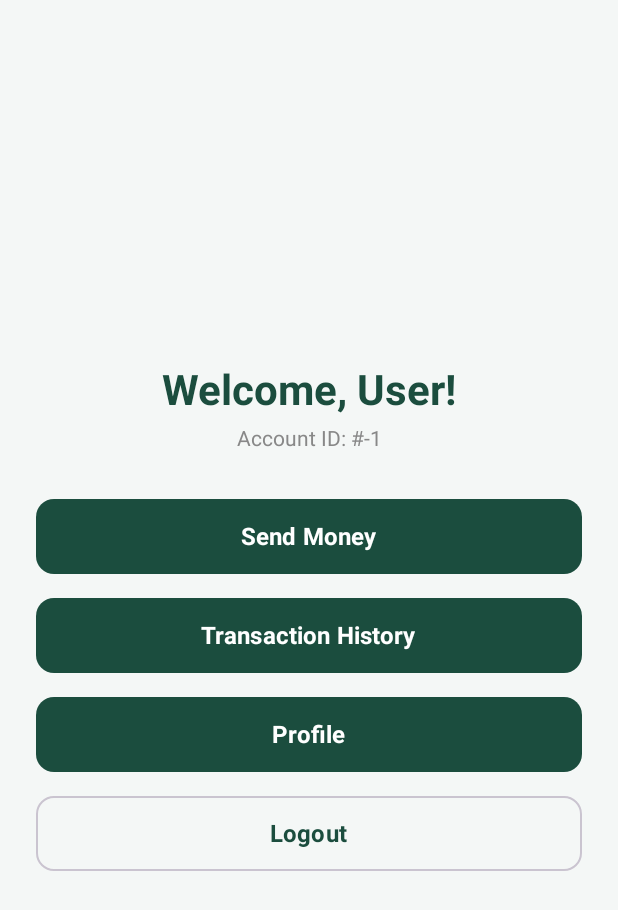
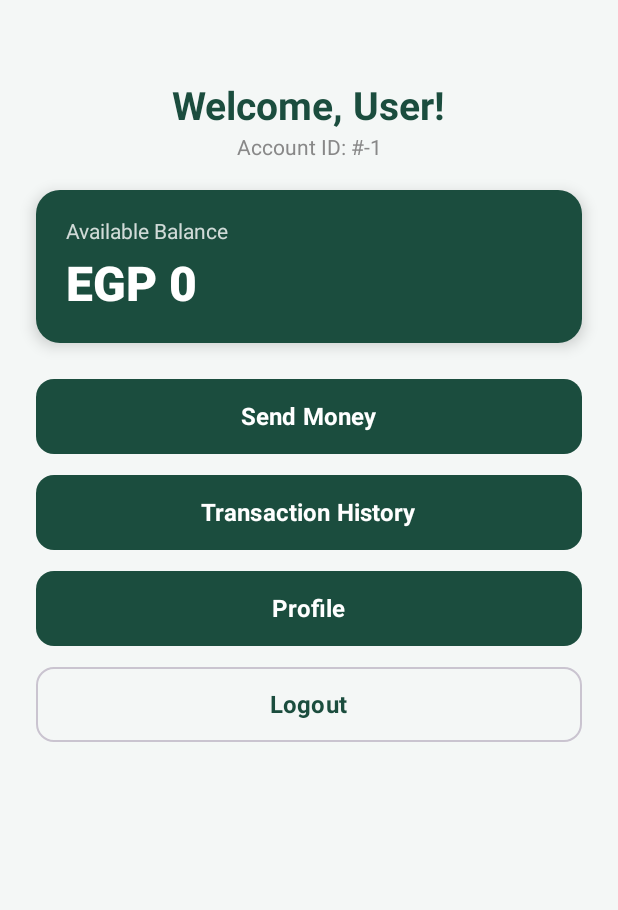
Before and after one commit to JoeRagheb29/Mobile_Computing_Project, an Android app built with Jetpack Compose: the HomeActivity screen opened directly, with no data from a screen before it, on a phone screen of 412 x 824 dp. Shown: the top 910 px of the screen. Run offline under Robolectric (Android 15) with nearby library versions, the phone set to English and light mode, and no system bars; our stand-ins replace Room's generated code.

Commit message:
feat(receive): implement incoming transaction scanner with live balance updates and SMS

```diff
--- a/app/src/main/java/com/example/mobile_computing_project/DataBase/TransactionDao.kt
+++ b/app/src/main/java/com/example/mobile_computing_project/DataBase/TransactionDao.kt
@@ -13,4 +13,9 @@ interface TransactionDao {
               WHERE senderId = :userId OR receiverId = :userId
               ORDER BY timestamp DESC""")
     suspend fun getForUser(userId: Int): List<TransactionEntity>
+
+    @Query("""SELECT * FROM transactions
+              WHERE receiverId = :userId AND transactionId > :lastSeenId
+              ORDER BY transactionId ASC""")
+    suspend fun getNewIncomingTransactions(userId: Int, lastSeenId: Int): List<TransactionEntity>
 }
--- a/app/src/main/java/com/example/mobile_computing_project/HomeActivity.kt
+++ b/app/src/main/java/com/example/mobile_computing_project/HomeActivity.kt
@@ -2,56 +2,83 @@ package com.example.mobile_computing_project
 
 import android.content.Intent
 import android.os.Bundle
+import android.widget.Toast
 import androidx.activity.ComponentActivity
 import androidx.activity.compose.setContent
 import androidx.activity.enableEdgeToEdge
 import androidx.compose.foundation.background
 import androidx.compose.foundation.layout.*
+import androidx.compose.foundation.rememberScrollState
 import androidx.compose.foundation.shape.RoundedCornerShape
+import androidx.compose.foundation.verticalScroll
 import androidx.compose.material3.*
-import androidx.compose.runtime.Composable
+import androidx.compose.runtime.*
 import androidx.compose.ui.Alignment
 import androidx.compose.ui.Modifier
 import androidx.compose.ui.graphics.Color
 import androidx.compose.ui.text.font.FontWeight
 import androidx.compose.ui.unit.dp
 import androidx.compose.ui.unit.sp
+import androidx.lifecycle.lifecycleScope
+import com.example.mobile_computing_project.DataBase.Daf3aDatabase
 import com.example.mobile_computing_project.DataBase.SessionManager
 import com.example.mobile_computing_project.ui.Daf3aBackground
 import com.example.mobile_computing_project.ui.Daf3aPrimary
+import com.example.mobile_computing_project.utils.SmsHelper
+import kotlinx.coroutines.Dispatchers
+import kotlinx.coroutines.Job
+import kotlinx.coroutines.delay
+import kotlinx.coroutines.isActive
+import kotlinx.coroutines.launch
+import kotlinx.coroutines.withContext
 
 class HomeActivity : ComponentActivity() {
+
+    private lateinit var db: Daf3aDatabase
+    private lateinit var sessionManager: SessionManager
+    private var scannerJob: Job? = null
+    private var balanceState = mutableLongStateOf(0L)
+    private var userPhone = ""
+    private var currentUserId = -1
+
     override fun onCreate(savedInstanceState: Bundle?) {
         super.onCreate(savedInstanceState)
         enableEdgeToEdge()
 
-        val sessionManager = SessionManager(this)
+        db = Daf3aDatabase.getInstance(this)
+        sessionManager = SessionManager(this)
         val username = intent.getStringExtra("USERNAME") ?: sessionManager.getUsername()
-        val userId = intent.getIntExtra("USER_ID", sessionManager.getUserId())
+        currentUserId = intent.getIntExtra("USER_ID", sessionManager.getUserId())
+
+        fetchUserData(currentUserId)
+        startTransactionScanner(currentUserId)
 
         setContent {
-            HomePlaceholderScreen(
+            val balance by balanceState
+            HomeScreen(
                 username = username,
-                userId = userId,
+                userId = currentUserId,
+                balance = balance,
                 onSendMoneyClick = {
                     val intent = Intent(this, SendMoneyActivity::class.java).apply {
-                        putExtra("EXTRA_USER_ID", userId)
+                        putExtra("EXTRA_USER_ID", currentUserId)
                     }
                     startActivity(intent)
                 },
                 onProfileClick = {
                     val intent = Intent(this, ProfileActivity::class.java).apply {
-                        putExtra("EXTRA_USER_ID", userId)
+                        putExtra("EXTRA_USER_ID", currentUserId)
                     }
                     startActivity(intent)
                 },
                 onTransactionsClick = {
                     val intent = Intent(this, TransactionHistoryActivity::class.java).apply {
-                        putExtra("EXTRA_USER_ID", userId)
+                        putExtra("EXTRA_USER_ID", currentUserId)
                     }
                     startActivity(intent)
                 },
                 onLogoutClick = {
+                    scannerJob?.cancel()
                     sessionManager.logout()
                     val intent = Intent(this, MainActivity::class.java)
                     startActivity(intent)
@@ -60,12 +87,79 @@ class HomeActivity : ComponentActivity() {
             )
         }
     }
+
+    override fun onResume() {
+        super.onResume()
+        if (currentUserId != -1) {
+            fetchUserData(currentUserId)
+            startTransactionScanner(currentUserId)
+        }
+    }
+
+    override fun onDestroy() {
+        super.onDestroy()
+        scannerJob?.cancel()
+    }
+
+    private fun fetchUserData(userId: Int) {
+        lifecycleScope.launch(Dispatchers.IO) {
+            val user = db.userDao().getById(userId)
+            if (user != null) {
+                userPhone = user.phone
+                withContext(Dispatchers.Main) {
+                    balanceState.longValue = user.balance
+                }
+            }
+        }
+    }
+
+    private fun startTransactionScanner(userId: Int) {
+        scannerJob?.cancel()
+        scannerJob = lifecycleScope.launch(Dispatchers.IO) {
+            while (isActive) {
+                delay(4000)
+                val lastSeen = sessionManager.getLastSeenTransactionId(userId)
+                val newTransactions = db.transactionDao().getNewIncomingTransactions(userId, lastSeen)
+
+                if (newTransactions.isNotEmpty()) {
+                    val highestId = newTransactions.maxOf { it.transactionId }
+                    sessionManager.setLastSeenTransactionId(userId, highestId)
+
+                    val updatedUser = db.userDao().getById(userId)
+                    val newBalance = updatedUser?.balance ?: 0L
+
+                    val message = if (newTransactions.size == 1) {
+                        val tx = newTransactions.first()
+                        val sender = db.userDao().getById(tx.senderId)
+                        val senderName = sender?.username ?: "Someone"
+                        "Daf3a: You received ${tx.amount} EGP from $senderName! Your new balance is $newBalance EGP."
+                    } else {
+                        val detailsBuilder = StringBuilder()
+                        for (tx in newTransactions) {
+                            val sender = db.userDao().getById(tx.senderId)
+                            val senderName = sender?.username ?: "Someone"
+                            detailsBuilder.append("- ").append(tx.amount).append(" EGP from ").append(senderName).append("\n")
+                        }
+                        val details = detailsBuilder.toString().trimEnd()
+                        "Daf3a: You received new transfers:\n$details\nYour new balance is $newBalance EGP."
+                    }
+
+                    withContext(Dispatchers.Main) {
+                        balanceState.longValue = newBalance
+                        Toast.makeText(this@HomeActivity, "New transfer received!", Toast.LENGTH_LONG).show()
+                        SmsHelper.sendReceivedMoneySms(this@HomeActivity, userPhone, message)
+                    }
+                }
+            }
+        }
+    }
 }
 
 @Composable
-fun HomePlaceholderScreen(
+fun HomeScreen(
     username: String,
     userId: Int,
+    balance: Long,
     onSendMoneyClick: () -> Unit,
     onProfileClick: () -> Unit,
     onTransactionsClick: () -> Unit,
@@ -75,24 +169,55 @@ fun HomePlaceholderScreen(
         modifier = Modifier
             .fillMaxSize()
             .background(Daf3aBackground)
+            .verticalScroll(rememberScrollState())
             .padding(24.dp),
-        verticalArrangement = Arrangement.Center,
         horizontalAlignment = Alignment.CenterHorizontally
     ) {
+        Spacer(modifier = Modifier.height(32.dp))
+
         Text(
             text = "Welcome, $username!",
-            fontSize = 28.sp,
+            fontSize = 26.sp,
             fontWeight = FontWeight.Bold,
             color = Daf3aPrimary
         )
+
         Text(
             text = "Account ID: #$userId",
             fontSize = 14.sp,
             color = Color.Gray,
-            modifier = Modifier.padding(top = 8.dp, bottom = 32.dp)
+            modifier = Modifier.padding(top = 4.dp, bottom = 20.dp)
         )
 
-        // Send Money button
+        Card(
+            modifier = Modifier
+                .fillMaxWidth()
+                .padding(bottom = 24.dp),
+            shape = RoundedCornerShape(16.dp),
+            colors = CardDefaults.cardColors(containerColor = Daf3aPrimary),
+            elevation = CardDefaults.cardElevation(defaultElevation = 6.dp)
+        ) {
+            Column(
+                modifier = Modifier.padding(20.dp),
+                horizontalAlignment = Alignment.Start
+            ) {
+                Text(
+                    text = "Available Balance",
+                    color = Color.White.copy(alpha = 0.8f),
+                    fontSize = 14.sp
+                )
+
+                Spacer(modifier = Modifier.height(8.dp))
+
+                Text(
+                    text = "EGP $balance",
+                    color = Color.White,
+                    fontSize = 32.sp,
+                    fontWeight = FontWeight.ExtraBold
+                )
+            }
+        }
+
         Button(
             onClick = onSendMoneyClick,
             colors = ButtonDefaults.buttonColors(containerColor = Daf3aPrimary),
@@ -104,9 +229,8 @@ fun HomePlaceholderScreen(
             Text("Send Money", fontSize = 16.sp, fontWeight = FontWeight.Bold)
         }
 
-        Spacer(modifier = Modifier.height(16.dp))
+        Spacer(modifier = Modifier.height(14.dp))
 
-        // Transaction history button
         Button(
             onClick = onTransactionsClick,
             colors = ButtonDefaults.buttonColors(containerColor = Daf3aPrimary),
@@ -118,9 +242,8 @@ fun HomePlaceholderScreen(
             Text("Transaction History", fontSize = 16.sp, fontWeight = FontWeight.Bold)
         }
 
-        Spacer(modifier = Modifier.height(16.dp))
+        Spacer(modifier = Modifier.height(14.dp))
 
-        // Profile button
         Button(
             onClick = onProfileClick,
             colors = ButtonDefaults.buttonColors(containerColor = Daf3aPrimary),
@@ -132,9 +255,8 @@ fun HomePlaceholderScreen(
             Text("Profile", fontSize = 16.sp, fontWeight = FontWeight.Bold)
         }
 
-        Spacer(modifier = Modifier.height(16.dp))
+        Spacer(modifier = Modifier.height(14.dp))
 
-        // Logout button (outlined so it's visually secondary)
         OutlinedButton(
             onClick = onLogoutClick,
             shape = RoundedCornerShape(12.dp),
@@ -149,5 +271,7 @@ fun HomePlaceholderScreen(
                 color = Daf3aPrimary
             )
         }
+
+        Spacer(modifier = Modifier.height(24.dp))
     }
 }
```
Also changed, not shown: app/src/main/java/com/example/mobile_computing_project/DataBase/SessionManager.kt (+10 -0 lines), app/src/main/java/com/example/mobile_computing_project/utils/SmsHelper.kt (+10 -2 lines).
